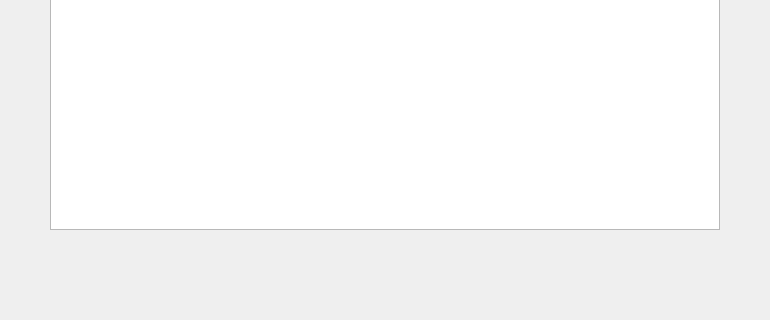
Before: the Qt Designer form exchange/OnchainOrderPage.ui in HcashOrg/hx-indicator, drawn with Qt 5; both pictures show x 0 to 770 and y 210 to 530 of the 770 by 530 pixel window.
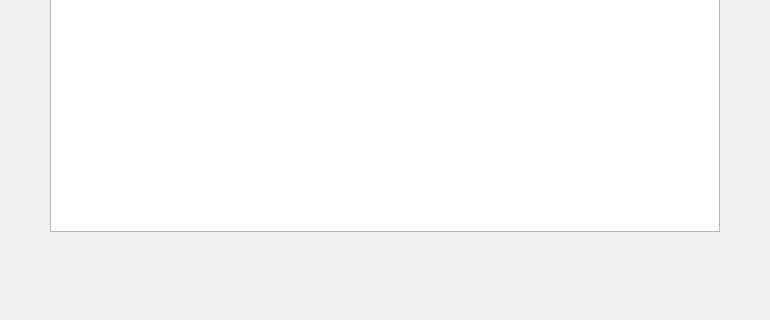
After: the same form once the commit is applied. Icons and pictures are not drawn.

Commit message: table height

Patch:
```diff
--- a/exchange/OnchainOrderPage.ui
+++ b/exchange/OnchainOrderPage.ui
@@ -19,7 +19,7 @@
      <x>50</x>
      <y>160</y>
      <width>670</width>
-     <height>280</height>
+     <height>282</height>
     </rect>
    </property>
    <column>
```
The commit also changes 4 other files.
